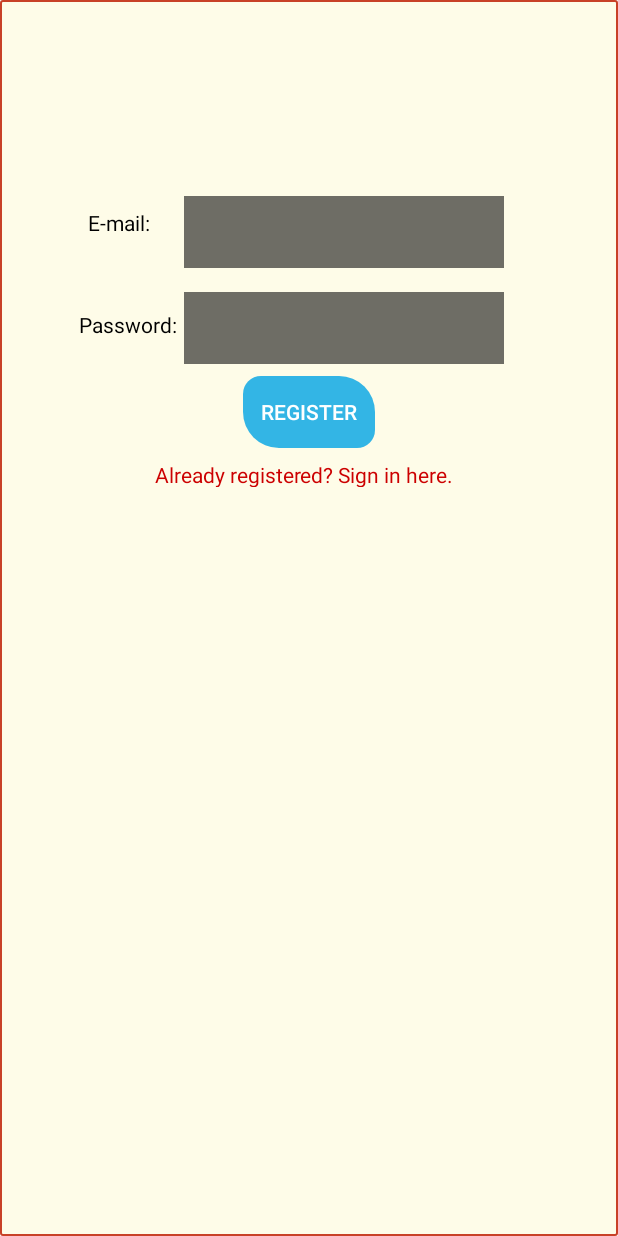
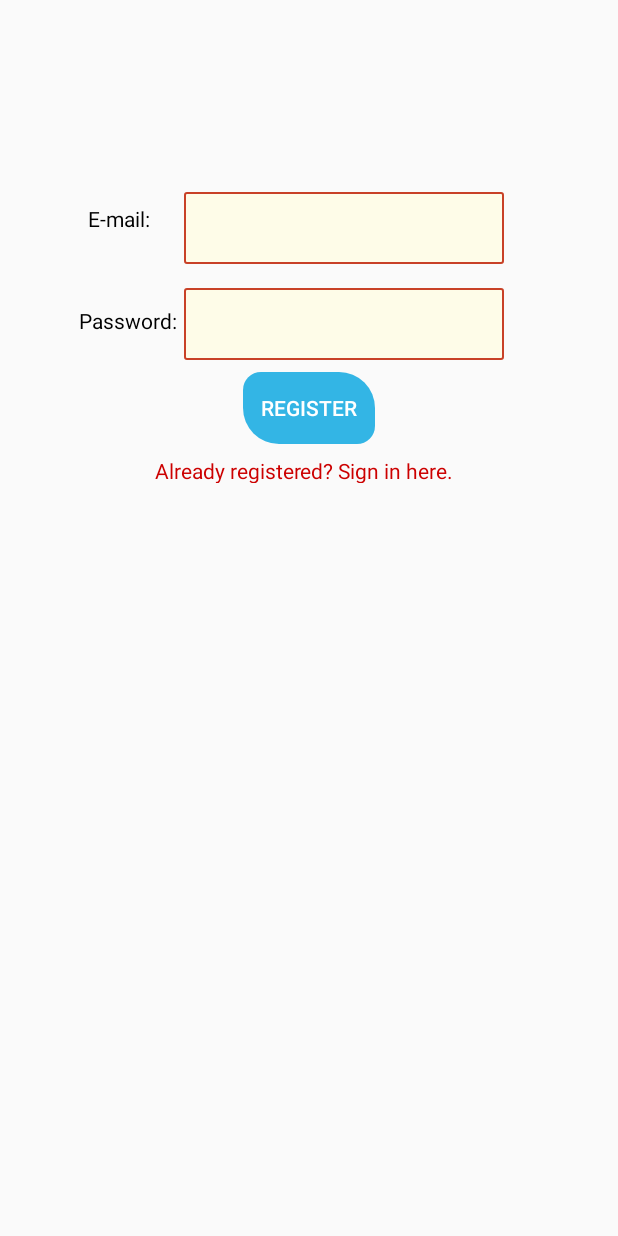
Before and after one commit to GungHo1205/MOBAPDE-MP, an Android app: the RegisterActivity screen opened directly, with no data from a screen before it, on a phone screen of 412 x 824 dp. Run offline under Robolectric (Android 15) with nearby library versions, the light colour scheme and no system bars; our stand-ins replace Firebase (no records; nobody signed in at launch, a user with empty details on screens opened directly).

Commit message:
ui changes

```diff
--- a/app/src/main/java/com/example/josh/mobapdemp/HomeActivity.java
+++ b/app/src/main/java/com/example/josh/mobapdemp/HomeActivity.java
@@ -133,4 +133,6 @@ public class HomeActivity extends AppCompatActivity
         fragmentTransaction.replace(R.id.screen_area, fragment);
         fragmentTransaction.commit();
     }
+
+
 }
--- a/app/src/main/res/layout/activity_main.xml
+++ b/app/src/main/res/layout/activity_main.xml
@@ -16,7 +16,7 @@
         android:background="@drawable/layout_border3"
         android:ems="10"
         android:inputType="textEmailAddress"
-        android:textColor="@android:color/background_light"
+        android:textColor="@android:color/black"
         app:layout_constraintEnd_toEndOf="parent"
         app:layout_constraintTop_toBottomOf="@+id/simpleProgressBar" />
 
@@ -29,7 +29,7 @@
         android:background="@drawable/layout_border3"
         android:ems="10"
         android:inputType="textPassword"
-        android:textColor="@android:color/background_light"
+        android:textColor="@android:color/black"
         app:layout_constraintEnd_toEndOf="parent"
         app:layout_constraintTop_toBottomOf="@+id/emailText" />
 
--- a/app/src/main/res/layout/activity_register.xml
+++ b/app/src/main/res/layout/activity_register.xml
@@ -5,7 +5,6 @@
     android:id="@+id/backG2"
     android:layout_width="match_parent"
     android:layout_height="match_parent"
-    android:background="@drawable/layout_border2"
     tools:context=".RegisterActivity">
 
     <EditText
@@ -14,10 +13,10 @@
         android:layout_height="48dp"
         android:layout_marginTop="128dp"
         android:layout_marginEnd="76dp"
-        android:background="@color/common_google_signin_btn_text_light_default"
+        android:background="@drawable/layout_border3"
         android:ems="10"
         android:inputType="textEmailAddress"
-        android:textColor="@android:color/background_light"
+        android:textColor="@android:color/black"
         app:layout_constraintEnd_toEndOf="parent"
         app:layout_constraintTop_toTopOf="parent" />
 
@@ -27,10 +26,10 @@
         android:layout_height="48dp"
         android:layout_marginTop="16dp"
         android:layout_marginEnd="76dp"
-        android:background="@color/common_google_signin_btn_text_light_default"
+        android:background="@drawable/layout_border"
         android:ems="10"
         android:inputType="textPassword"
-        android:textColor="@android:color/background_light"
+        android:textColor="@android:color/black"
         app:layout_constraintEnd_toEndOf="parent"
         app:layout_constraintTop_toBottomOf="@+id/textEmail2" />
 
```
